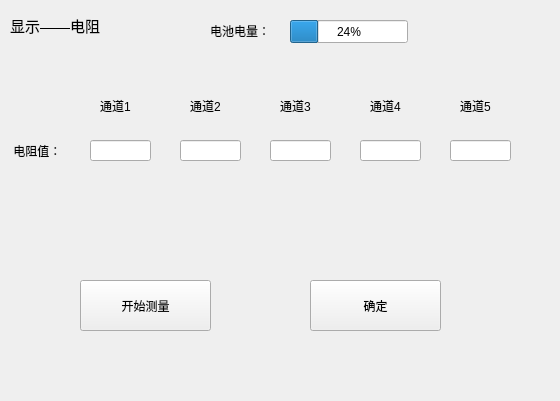
The window that ui_show/showwin_measureresis.ui (Dirck-YHP/Proj_sensor_detect) describes before a commit, drawn with Qt 5.
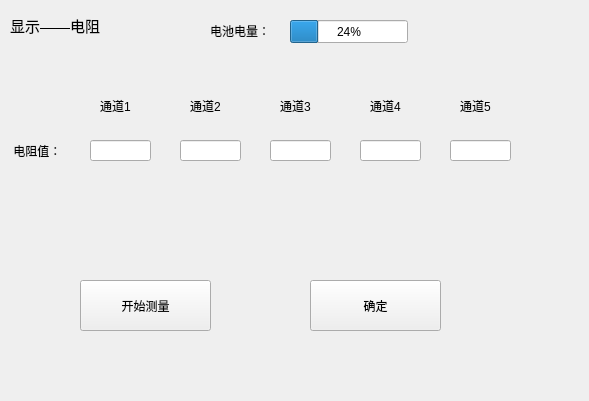
The same window after the commit.

```diff
--- a/ui_show/showwin_measureresis.ui
+++ b/ui_show/showwin_measureresis.ui
@@ -6,7 +6,7 @@
    <rect>
     <x>0</x>
     <y>0</y>
-    <width>560</width>
+    <width>589</width>
     <height>401</height>
    </rect>
   </property>
```
